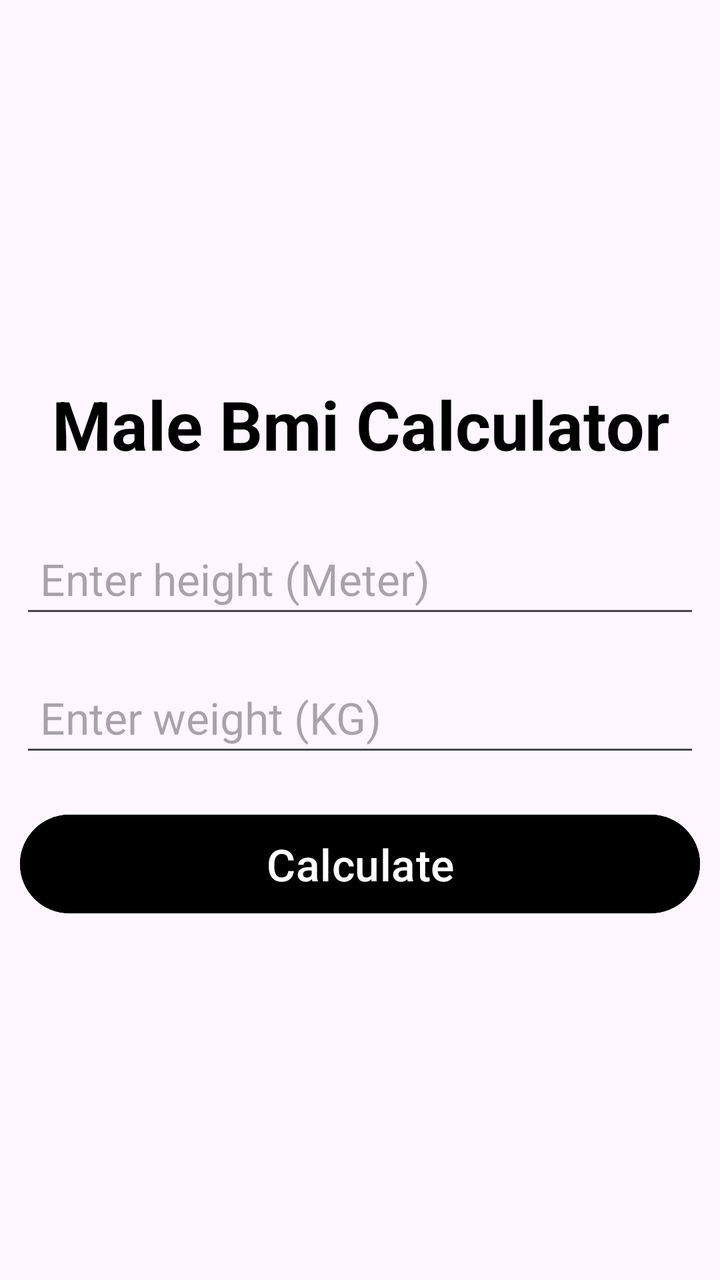
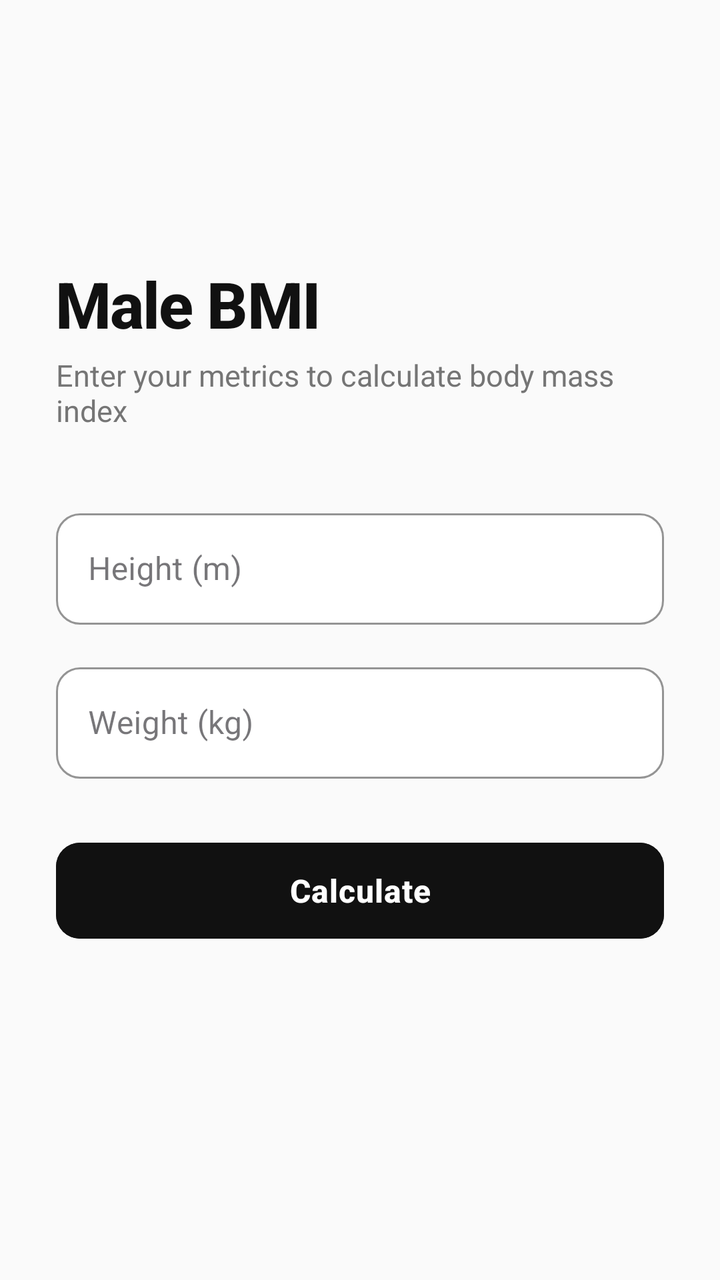

The first picture is an Android layout as it rendered before a commit; the second is the same layout after the commit. The layout source and the unified diff follow.
<!-- AndroidManifest.xml: application theme Theme.BmiCalculator -->
<!-- res/layout/activity_male_bmi_calculate.xml -->
<?xml version="1.0" encoding="utf-8"?>
<LinearLayout xmlns:android="http://schemas.android.com/apk/res/android"
    xmlns:app="http://schemas.android.com/apk/res-auto"
    xmlns:tools="http://schemas.android.com/tools"
    android:id="@+id/main"
    android:orientation="vertical"
    android:gravity="center"
    android:layout_width="match_parent"
    android:layout_height="match_parent"
    tools:context=".MaleBmiCalculateActivity">
    <TextView
        app:layout_constraintStart_toStartOf="parent"
        app:layout_constraintEnd_toEndOf="parent"
        app:layout_constraintTop_toTopOf="parent"
        android:textColor="@color/black"
        android:textSize="34.sp"
        android:textAlignment="center"
        android:textStyle="bold"
        android:layout_marginTop="30dp"
        android:padding="10.dp"
        android:layout_margin="10dp"
        android:layout_width="match_parent"
        android:layout_height="wrap_content"
        android:id="@+id/title"
        android:text="Male Bmi Calculator"/>

    <EditText
        android:hint="Enter height (Meter)"
        android:id="@+id/heightET"
        android:textColor="@color/black"
        android:layout_width="match_parent"
        android:layout_margin="10dp"
        android:padding="10dp"
        android:layout_height="wrap_content"
        android:textSize="22sp" />
    <EditText
        android:hint="Enter weight (KG)"
        android:id="@+id/weightET"
        android:layout_margin="10dp"
        android:padding="10dp"
        android:textColor="@color/black"
        android:layout_width="match_parent"
        android:layout_height="wrap_content"
        android:textSize="22sp" />
    <Button
        android:id="@+id/calculate"
        android:text="Calculate"
        android:textSize="22sp"
        android:padding="10dp"
        android:layout_margin="10dp"
        android:layout_gravity="center"
        android:backgroundTint="@color/black"
        android:layout_width="match_parent"
        android:layout_height="wrap_content"/>
    <TextView
        android:visibility="gone"
        app:layout_constraintStart_toStartOf="parent"
        app:layout_constraintEnd_toEndOf="parent"
        app:layout_constraintTop_toTopOf="parent"
        android:textColor="@color/black"
        android:textSize="28.sp"
        android:textAlignment="center"
        android:textStyle="bold"
        android:layout_marginTop="30dp"
        android:padding="10.dp"
        android:layout_margin="10dp"
        android:layout_width="match_parent"
        android:layout_height="wrap_content"
        android:id="@+id/resultTV"
        android:text="15.00"/>

</LinearLayout>
<!-- resources referenced by this layout -->
<resources>
  <color name="black">#FF000000</color>
  <style name="Theme.BmiCalculator" parent="Base.Theme.BmiCalculator" />
  <style name="Base.Theme.BmiCalculator" parent="Theme.Material3.DayNight.NoActionBar">
          
          
      </style>
</resources>

<!-- the commit's change to res/layout/activity_male_bmi_calculate.xml (unified diff, before → after) -->
@@ -1,72 +1,161 @@
 <?xml version="1.0" encoding="utf-8"?>
-<LinearLayout xmlns:android="http://schemas.android.com/apk/res/android"
+<ScrollView xmlns:android="http://schemas.android.com/apk/res/android"
     xmlns:app="http://schemas.android.com/apk/res-auto"
     xmlns:tools="http://schemas.android.com/tools"
-    android:id="@+id/main"
-    android:orientation="vertical"
-    android:gravity="center"
     android:layout_width="match_parent"
     android:layout_height="match_parent"
+    android:background="#FAFAFA"
+    android:fillViewport="true"
     tools:context=".MaleBmiCalculateActivity">
-    <TextView
-        app:layout_constraintStart_toStartOf="parent"
-        app:layout_constraintEnd_toEndOf="parent"
-        app:layout_constraintTop_toTopOf="parent"
-        android:textColor="@color/black"
-        android:textSize="34.sp"
-        android:textAlignment="center"
-        android:textStyle="bold"
-        android:layout_marginTop="30dp"
-        android:padding="10.dp"
-        android:layout_margin="10dp"
+
+    <LinearLayout
+        android:id="@+id/main"
         android:layout_width="match_parent"
         android:layout_height="wrap_content"
-        android:id="@+id/title"
-        android:text="Male Bmi Calculator"/>
+        android:gravity="center"
+        android:orientation="vertical"
+        android:padding="28dp">
 
-    <EditText
-        android:hint="Enter height (Meter)"
-        android:id="@+id/heightET"
-        android:textColor="@color/black"
-        android:layout_width="match_parent"
-        android:layout_margin="10dp"
-        android:padding="10dp"
-        android:layout_height="wrap_content"
-        android:textSize="22sp" />
-    <EditText
-        android:hint="Enter weight (KG)"
-        android:id="@+id/weightET"
-        android:layout_margin="10dp"
-        android:padding="10dp"
-        android:textColor="@color/black"
-        android:layout_width="match_parent"
-        android:layout_height="wrap_content"
-        android:textSize="22sp" />
-    <Button
-        android:id="@+id/calculate"
-        android:text="Calculate"
-        android:textSize="22sp"
-        android:padding="10dp"
-        android:layout_margin="10dp"
-        android:layout_gravity="center"
-        android:backgroundTint="@color/black"
-        android:layout_width="match_parent"
-        android:layout_height="wrap_content"/>
-    <TextView
-        android:visibility="gone"
-        app:layout_constraintStart_toStartOf="parent"
-        app:layout_constraintEnd_toEndOf="parent"
-        app:layout_constraintTop_toTopOf="parent"
-        android:textColor="@color/black"
-        android:textSize="28.sp"
-        android:textAlignment="center"
-        android:textStyle="bold"
-        android:layout_marginTop="30dp"
-        android:padding="10.dp"
-        android:layout_margin="10dp"
-        android:layout_width="match_parent"
-        android:layout_height="wrap_content"
-        android:id="@+id/resultTV"
-        android:text="15.00"/>
+        
+        <TextView
+            android:id="@+id/title"
+            android:layout_width="match_parent"
+            android:layout_height="wrap_content"
+            android:layout_marginBottom="4dp"
+            android:fontFamily="sans-serif-medium"
+            android:letterSpacing="-0.02"
+            android:text="Male BMI"
+            android:textColor="#111111"
+            android:textSize="32sp"
+            android:textStyle="bold" />
 
-</LinearLayout>
+        <TextView
+            android:layout_width="match_parent"
+            android:layout_height="wrap_content"
+            android:layout_marginBottom="36dp"
+            android:text="Enter your metrics to calculate body mass index"
+            android:textColor="#757575"
+            android:textSize="15sp" />
+
+        
+        <com.google.android.material.textfield.TextInputLayout
+            style="@style/Widget.MaterialComponents.TextInputLayout.OutlinedBox"
+            android:layout_width="match_parent"
+            android:layout_height="wrap_content"
+            android:layout_marginBottom="16dp"
+            android:hint="Height (m)"
+            app:boxBackgroundColor="#FFFFFF"
+            app:boxCornerRadiusBottomEnd="12dp"
+            app:boxCornerRadiusBottomStart="12dp"
+            app:boxCornerRadiusTopEnd="12dp"
+            app:boxCornerRadiusTopStart="12dp"
+            app:boxStrokeColor="#111111"
+            app:hintTextColor="#111111">
+
+            <com.google.android.material.textfield.TextInputEditText
+                android:id="@+id/heightET"
+                android:layout_width="match_parent"
+                android:layout_height="wrap_content"
+                android:inputType="numberDecimal"
+                android:maxLines="1"
+                android:textColor="#111111"
+                android:textSize="16sp" />
+        </com.google.android.material.textfield.TextInputLayout>
+
+        
+        <com.google.android.material.textfield.TextInputLayout
+            style="@style/Widget.MaterialComponents.TextInputLayout.OutlinedBox"
+            android:layout_width="match_parent"
+            android:layout_height="wrap_content"
+            android:layout_marginBottom="28dp"
+            android:hint="Weight (kg)"
+            app:boxBackgroundColor="#FFFFFF"
+            app:boxCornerRadiusBottomEnd="12dp"
+            app:boxCornerRadiusBottomStart="12dp"
+            app:boxCornerRadiusTopEnd="12dp"
+            app:boxCornerRadiusTopStart="12dp"
+            app:boxStrokeColor="#111111"
+            app:hintTextColor="#111111">
+
+            <com.google.android.material.textfield.TextInputEditText
+                android:id="@+id/weightET"
+                android:layout_width="match_parent"
+                android:layout_height="wrap_content"
+                android:inputType="numberDecimal"
+                android:maxLines="1"
+                android:textColor="#111111"
+                android:textSize="16sp" />
+        </com.google.android.material.textfield.TextInputLayout>
+
+        
+        <com.google.android.material.button.MaterialButton
+            android:id="@+id/calculate"
+            android:layout_width="match_parent"
+            android:layout_height="56dp"
+            android:layout_marginBottom="36dp"
+            android:backgroundTint="#111111"
+            android:letterSpacing="0.02"
+            android:text="Calculate"
+            android:textAllCaps="false"
+            android:textColor="#FFFFFF"
+            android:textSize="16sp"
+            android:textStyle="bold"
+            app:cornerRadius="12dp"
+            app:elevation="0dp" />
+
+        
+        <com.google.android.material.card.MaterialCardView
+            android:layout_width="match_parent"
+            android:layout_height="wrap_content"
+            app:cardBackgroundColor="#FFFFFF"
+            app:cardCornerRadius="16dp"
+            app:cardElevation="0dp"
+            app:strokeColor="#E5E5E5"
+            app:strokeWidth="1dp">
+
+            <LinearLayout
+                android:layout_width="match_parent"
+                android:layout_height="wrap_content"
+                android:gravity="center"
+                android:visibility="gone"
+                android:id="@+id/resultBox"
+                android:orientation="vertical"
+                android:padding="24dp">
+
+                <TextView
+                    android:id="@+id/resulttitle"
+                    android:layout_width="wrap_content"
+                    android:layout_height="wrap_content"
+                    android:letterSpacing="0.08"
+                    android:text="YOUR BMI RESULT"
+                    android:textColor="#888888"
+                    android:textSize="12sp"
+                    android:textStyle="bold" />
+
+                <TextView
+                    android:id="@+id/resultTV"
+                    android:layout_width="wrap_content"
+                    android:layout_height="wrap_content"
+                    android:layout_marginTop="6dp"
+                    android:layout_marginBottom="6dp"
+                    android:text="15.00"
+                    android:textColor="#111111"
+                    android:textSize="44sp"
+                    android:textStyle="bold" />
+
+                <TextView
+                    android:id="@+id/resulttext"
+                    android:layout_width="wrap_content"
+                    android:layout_height="wrap_content"
+                    android:background="#F2F2F2"
+                    android:paddingHorizontal="14dp"
+                    android:paddingVertical="6dp"
+                    android:text="You are Normal"
+                    android:textColor="#333333"
+                    android:textSize="14sp"
+                    android:textStyle="bold" />
+            </LinearLayout>
+        </com.google.android.material.card.MaterialCardView>
+
+    </LinearLayout>
+</ScrollView>
<!-- resource entries referenced after the edit -->
@@ -1,6 +1,5 @@
 <!-- resources referenced by this layout -->
 <resources>
-  <color name="black">#FF000000</color>
   <style name="Theme.BmiCalculator" parent="Base.Theme.BmiCalculator" />
   <style name="Base.Theme.BmiCalculator" parent="Theme.Material3.DayNight.NoActionBar">
           
